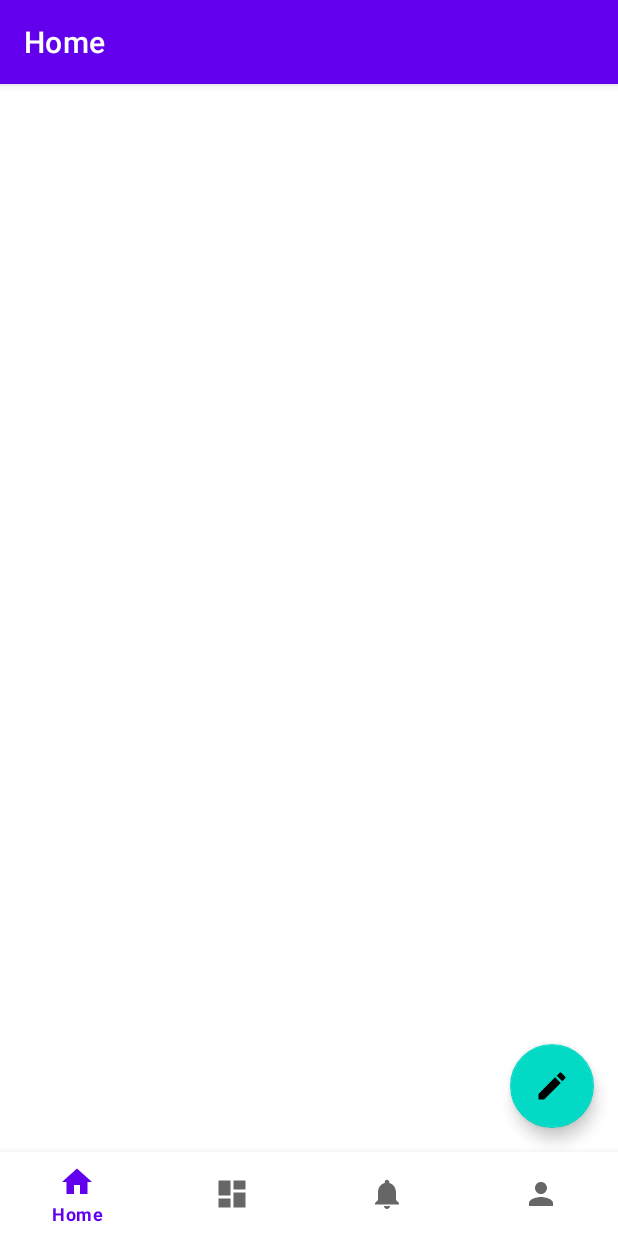
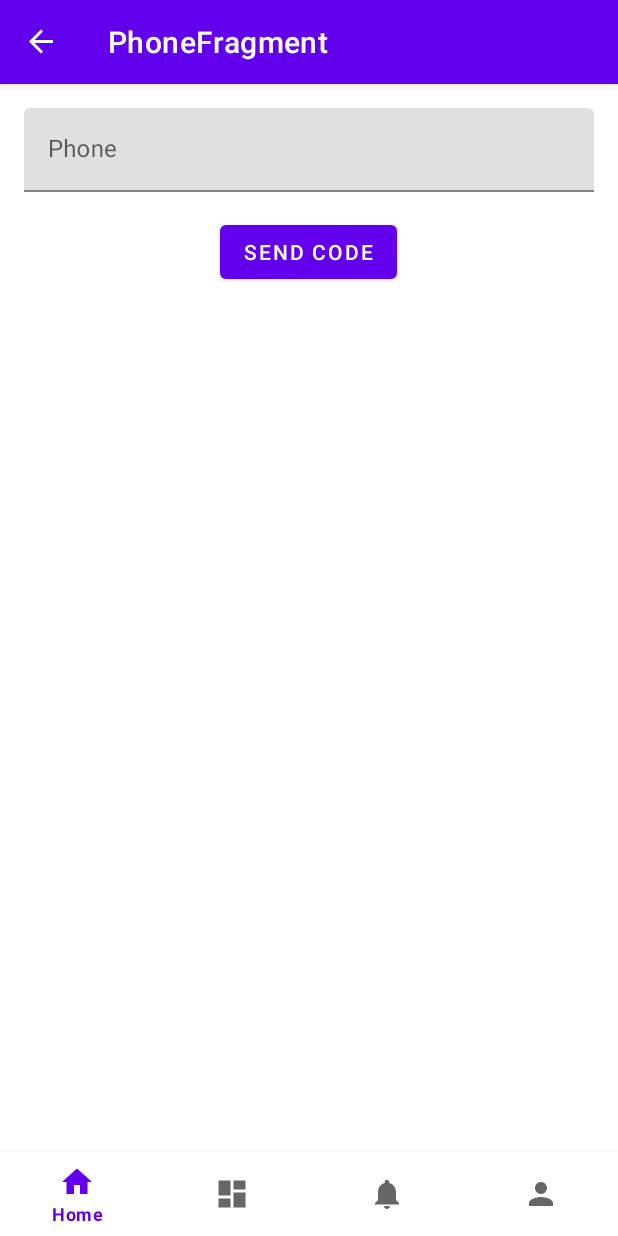
Before and after one commit to Nurik-vip009/homewor_4.1, an Android app: the screen it shows after launch (MainActivity), after a tap on "GET STARTED", on a phone screen of 412 x 824 dp. Run offline under Robolectric (Android 15) with nearby library versions, the phone set to English and light mode, and no system bars; our stand-ins replace Firebase (no records; nobody signed in at launch, a user with empty details on screens opened directly), Room's generated code, navigation-ui; pictures from the network do not load; 1 statement that could not run was skipped.

Commit message:
first commit

```diff
--- a/app/build.gradle
+++ b/app/build.gradle
@@ -3,6 +3,7 @@ plugins {
     id 'com.android.application'
     id 'org.jetbrains.kotlin.android'
     id 'kotlin-kapt'
+    id 'com.google.gms.google-services'
 }
 
 android {
@@ -52,6 +53,7 @@ dependencies {
     implementation 'me.relex:circleindicator:2.1.6'
     implementation 'com.github.bumptech.glide:glide:4.16.0'
     implementation 'androidx.compose.ui:ui-graphics-android:1.5.2'
+    implementation 'com.google.firebase:firebase-auth:21.1.0'
     annotationProcessor 'com.github.bumptech.glide:compiler:4.12.0'
     testImplementation 'junit:junit:4.13.2'
     androidTestImplementation 'androidx.test.ext:junit:1.1.5'
--- a/app/src/main/java/com/example/taskmanager/MainActivity.kt
+++ b/app/src/main/java/com/example/taskmanager/MainActivity.kt
@@ -1,7 +1,6 @@
 package com.example.taskmanager
 
 import android.os.Bundle
-import com.google.android.material.bottomnavigation.BottomNavigationView
 import androidx.appcompat.app.AppCompatActivity
 import androidx.core.view.isVisible
 import androidx.navigation.findNavController
@@ -10,6 +9,8 @@ import androidx.navigation.ui.setupActionBarWithNavController
 import androidx.navigation.ui.setupWithNavController
 import com.example.taskmanager.data.local.Pref
 import com.example.taskmanager.databinding.ActivityMainBinding
+import com.google.android.material.bottomnavigation.BottomNavigationView
+import com.google.firebase.auth.FirebaseAuth
 
 class MainActivity : AppCompatActivity() {
 
@@ -36,6 +37,7 @@ class MainActivity : AppCompatActivity() {
 
         setupActionBarWithNavController(navController, appBarConfiguration)
         navView.setupWithNavController(navController)
+        if (FirebaseAuth.getInstance().currentUser?.uid==null) navController.navigate(R.id.phoneFragment)
 
         /*val fragmentWithoutBottomNav = setOf(
             R.id.onBoardingFragment
@@ -52,6 +54,5 @@ class MainActivity : AppCompatActivity() {
         }
         if (!pref.isUserShow())
             navController.navigate(R.id.onBoardingFragment)
-
     }
 }
--- /dev/null
+++ b/app/src/main/java/com/example/taskmanager/ui/auth/phone/PhoneFragment.kt
@@ -0,0 +1,66 @@
+package com.example.taskmanager.ui.auth.phone
+
+import android.os.Bundle
+import androidx.fragment.app.Fragment
+import android.view.LayoutInflater
+import android.view.View
+import android.view.ViewGroup
+import android.widget.Toast
+import androidx.core.os.bundleOf
+import androidx.navigation.fragment.findNavController
+import com.example.taskmanager.R
+import com.example.taskmanager.databinding.FragmentPhoneBinding
+import com.google.firebase.FirebaseException
+import com.google.firebase.auth.FirebaseAuth
+import com.google.firebase.auth.PhoneAuthCredential
+import com.google.firebase.auth.PhoneAuthOptions
+import com.google.firebase.auth.PhoneAuthProvider
+import java.util.concurrent.TimeUnit
+
+class PhoneFragment : Fragment() {
+
+    private lateinit var binding: FragmentPhoneBinding
+    private val auth:FirebaseAuth by lazy {
+        FirebaseAuth.getInstance()
+    }
+
+    override fun onCreateView(
+        inflater: LayoutInflater, container: ViewGroup?,
+        savedInstanceState: Bundle?
+
+    ): View {
+        binding = FragmentPhoneBinding.inflate(inflater, container, false)
+        return binding.root
+    }
+
+    override fun onViewCreated(view: View, savedInstanceState: Bundle?) {
+        super.onViewCreated(view, savedInstanceState)
+        initClicker()
+    }
+
+    private fun initClicker() {
+        binding.btnSendCode.setOnClickListener {
+            val phone = binding.etPhone.prefixText.toString() + binding.textInputEt3.text.toString()
+            val options = PhoneAuthOptions.newBuilder(auth)
+                .setPhoneNumber(phone)
+                .setTimeout(60L,TimeUnit.SECONDS)
+                .setActivity(requireActivity())
+                .setCallbacks(callbackAnswer)
+                .build()
+            PhoneAuthProvider.verifyPhoneNumber(options)
+        }
+    }
+
+    private val callbackAnswer = object : PhoneAuthProvider.OnVerificationStateChangedCallbacks(){
+        override fun onVerificationCompleted(p0: PhoneAuthCredential) {}
+
+        override fun onVerificationFailed(p0: FirebaseException) {
+            Toast.makeText(requireContext(), "error:$p0", Toast.LENGTH_SHORT).show()
+        }
+
+        override fun onCodeSent(verficationId: String, token: PhoneAuthProvider.ForceResendingToken) {
+            findNavController().navigate(R.id.codeFragment, bundleOf("VERIFY_KEY" to verficationId))
+        }
+
+    }
+}
--- a/app/src/main/java/com/example/taskmanager/ui/onboarding/OnBoardingFragment.kt
+++ b/app/src/main/java/com/example/taskmanager/ui/onboarding/OnBoardingFragment.kt
@@ -35,6 +35,9 @@ class OnBoardingFragment : Fragment() {
         binding.btnGet.setOnClickListener{
             onClick()
         }
+        binding.btnSkip.setOnClickListener{
+            onClick()
+        }
     }
 
 
--- /dev/null
+++ b/app/src/main/res/layout/fragment_phone.xml
@@ -0,0 +1,37 @@
+<?xml version="1.0" encoding="utf-8"?>
+<LinearLayout xmlns:android="http://schemas.android.com/apk/res/android"
+    xmlns:tools="http://schemas.android.com/tools"
+    android:layout_width="match_parent"
+    android:layout_height="match_parent"
+    xmlns:app="http://schemas.android.com/apk/res-auto"
+    android:orientation="vertical"
+    android:layout_margin="16dp"
+    android:layout_gravity="center"
+    tools:context=".ui.task.TaskFragment"
+    android:background="?android:attr/selectableItemBackground">
+
+    <com.google.android.material.textfield.TextInputLayout
+        android:id="@+id/et_phone"
+        android:layout_width="match_parent"
+        android:layout_height="wrap_content"
+        android:hint="@string/phone"
+        app:endIconMode="clear_text"
+        app:prefixText="+996"
+        android:textColor="@android:color/black"
+        tools:ignore="MissingConstraints">
+
+        <com.google.android.material.textfield.TextInputEditText
+            android:id="@+id/textInput_et3"
+            android:layout_width="match_parent"
+            android:layout_height="wrap_content"/>
+    </com.google.android.material.textfield.TextInputLayout>
+
+    <Button
+        android:id="@+id/btn_send_code"
+        android:layout_width="wrap_content"
+        android:layout_height="wrap_content"
+        android:layout_marginTop="16dp"
+        android:layout_gravity="center"
+        android:text="@string/send_code" />
+
+</LinearLayout>
--- a/app/src/main/res/navigation/mobile_navigation.xml
+++ b/app/src/main/res/navigation/mobile_navigation.xml
@@ -37,4 +37,14 @@
         android:name="com.example.taskmanager.ui.onboarding.OnBoardingFragment"
         android:label="fragment_on_boarding"
         tools:layout="@layout/fragment_on_boarding" />
+    <fragment
+        android:id="@+id/codeFragment"
+        android:name="com.example.taskmanager.ui.auth.code.CodeFragment"
+        android:label="CodeFragment"
+        tools:layout="@layout/fragment_code"/>
+    <fragment
+        android:id="@+id/phoneFragment"
+        android:name="com.example.taskmanager.ui.auth.phone.PhoneFragment"
+        android:label="PhoneFragment"
+        tools:layout="@layout/fragment_phone"/>
 </navigation>
--- a/app/src/main/res/values/strings.xml
+++ b/app/src/main/res/values/strings.xml
@@ -25,4 +25,9 @@
     <string name="delete_message">Are you sure you want to delete the selected item?</string>
     <string name="no">NO</string>
     <string name="yes">YES</string>
+    <string name="phone">Phone</string>
+    <string name="password">Password</string>
+    <string name="code">Code</string>
+    <string name="accept">Accept</string>
+    <string name="send_code">SEND CODE</string>
 </resources>
--- a/build.gradle
+++ b/build.gradle
@@ -1,4 +1,8 @@
-// Top-level build file where you can add configuration options common to all sub-projects/modules.
+buildscript {
+    dependencies {
+        classpath 'com.google.gms:google-services:4.3.14'
+    }
+}// Top-level build file where you can add configuration options common to all sub-projects/modules.
 plugins {
     id 'com.android.application' version '8.0.2' apply false
     id 'com.android.library' version '8.0.2' apply false
```
Also changed, not shown: app/src/main/java/com/example/taskmanager/ui/auth/code/CodeFragment.kt (added, +48 -0 lines), app/src/main/res/layout/fragment_code.xml (added, +35 -0 lines), 1 other file.
